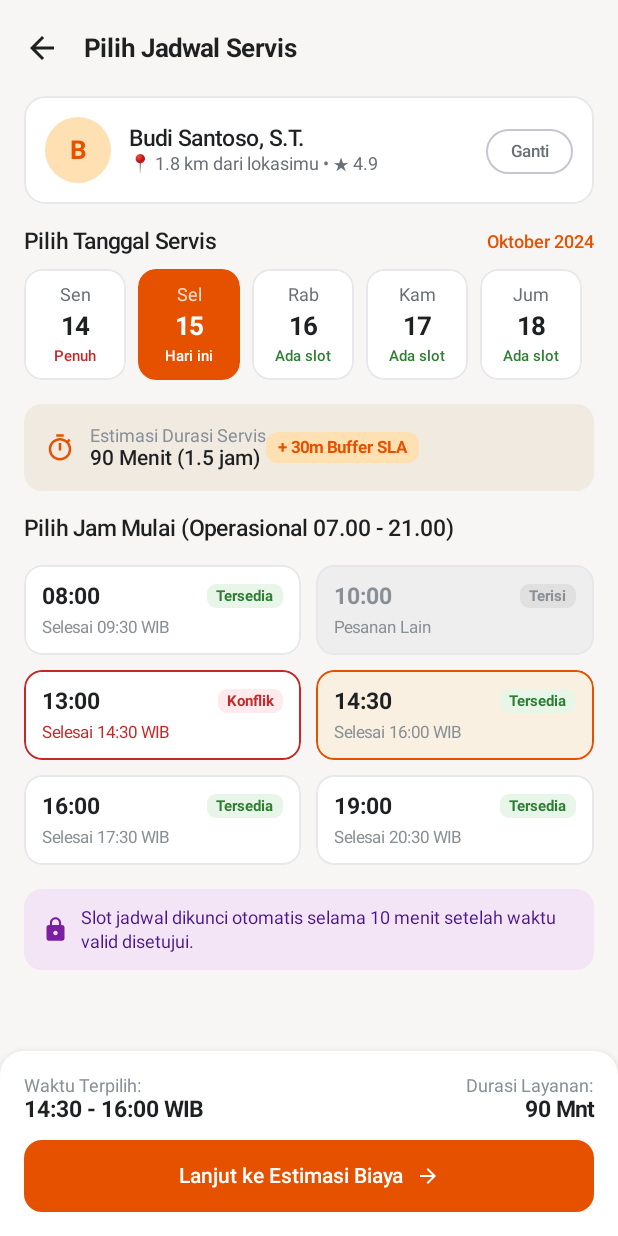
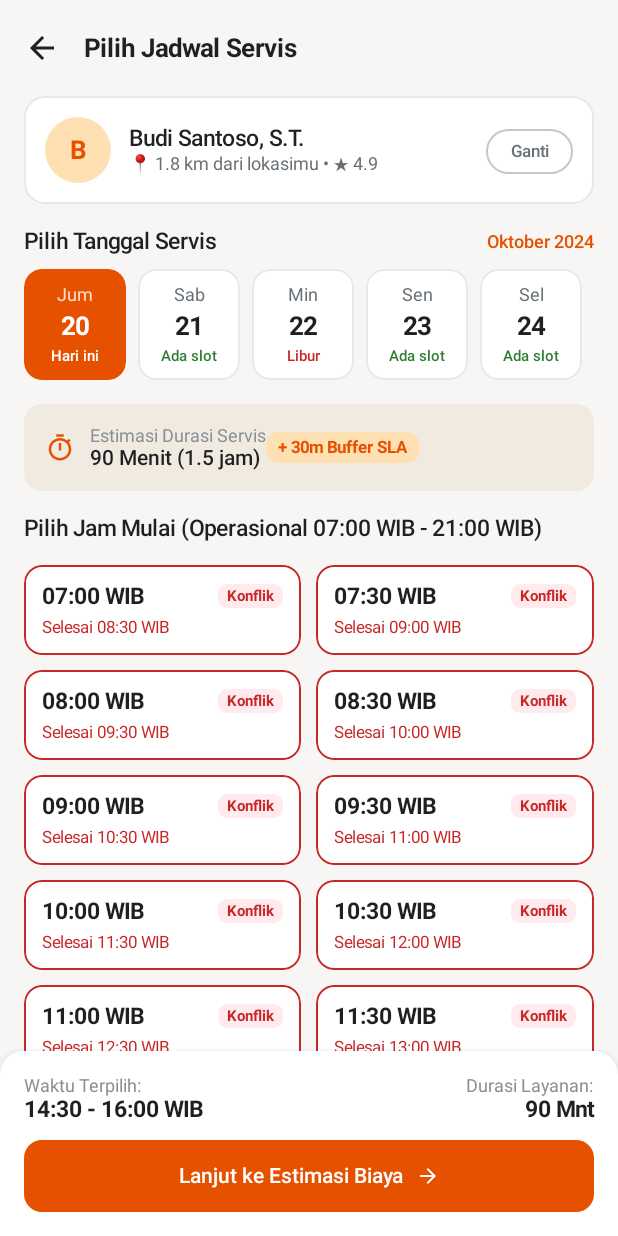
Before and after one commit to galihpraditya/Bantuin, an Android app built with Jetpack Compose: the ScheduleScreen screen opened through its navigation route, on a phone screen of 412 x 824 dp. Run offline under Robolectric (Android 15) with nearby library versions, the phone set to English and light mode, and no system bars.

Commit message:
feat(ui): implement dynamic calendar dates, slot generation and slot locking in ScheduleScreen

```diff
--- a/app/src/main/java/id/bantuin/app/ui/customer/OrderFlowManager.kt
+++ b/app/src/main/java/id/bantuin/app/ui/customer/OrderFlowManager.kt
@@ -45,7 +45,7 @@ class OrderFlowManager {
             notes = orderNotes,
             customerLocation = customerLocation,
             customerAddress = customerAddress,
-            distanceKm = 1.8,
+            distanceKm = currentEstimate?.distanceKm ?: 1.8,
             costEstimate = currentEstimate,
             lockInfo = currentLock
         )
--- a/app/src/main/java/id/bantuin/app/ui/customer/schedule/ScheduleScreen.kt
+++ b/app/src/main/java/id/bantuin/app/ui/customer/schedule/ScheduleScreen.kt
@@ -13,6 +13,7 @@ import androidx.compose.foundation.layout.Spacer
 import androidx.compose.foundation.layout.fillMaxSize
 import androidx.compose.foundation.layout.fillMaxWidth
 import androidx.compose.foundation.layout.height
+import androidx.compose.foundation.layout.heightIn
 import androidx.compose.foundation.layout.padding
 import androidx.compose.foundation.layout.size
 import androidx.compose.foundation.layout.width
@@ -46,6 +47,7 @@ import androidx.compose.runtime.getValue
 import androidx.compose.runtime.mutableIntStateOf
 import androidx.compose.runtime.mutableStateOf
 import androidx.compose.runtime.remember
+import androidx.compose.runtime.rememberCoroutineScope
 import androidx.compose.runtime.setValue
 import androidx.compose.ui.Alignment
 import androidx.compose.ui.Modifier
@@ -58,6 +60,7 @@ import id.bantuin.app.core.util.TimeUtils
 import id.bantuin.app.data.fake.FakeData
 import id.bantuin.app.domain.model.AvailabilityMode
 import id.bantuin.app.domain.model.ConflictReason
+import kotlinx.coroutines.launch
 import id.bantuin.app.domain.model.DayAvailability
 import id.bantuin.app.domain.model.TimeBlock
 import id.bantuin.app.domain.usecase.scheduling.SchedulingConflictDetector
@@ -80,54 +83,105 @@ import id.bantuin.app.ui.theme.TextSecondary
 @Composable
 fun ScheduleScreen(
     orderFlow: OrderFlowManager,
+    repository: id.bantuin.app.data.repository.FakeBantuinRepository,
     onNavigateBack: () -> Unit,
     onContinueToEstimate: () -> Unit,
     modifier: Modifier = Modifier
 ) {
+    val scope = rememberCoroutineScope()
     val detector = remember { SchedulingConflictDetector() }
     val provider = orderFlow.selectedProvider ?: FakeData.providers.first()
     val service = orderFlow.selectedService ?: FakeData.services.first()
 
-    // Mitra ketersediaan & existing blok
-    val dayAvailability = remember {
-        DayAvailability(dayOfWeek = 2, mode = AvailabilityMode.ON, openMin = 420, closeMin = 1260)
+    // 7 hari kalender dinamis mulai dari hari ini (WIB)
+    val today = remember { java.time.LocalDate.now() }
+    val dynamicDates = remember(today) {
+        (0..6).map { i ->
+            val d = today.plusDays(i.toLong())
+            val dayName = when (d.dayOfWeek.value) {
+                1 -> "Sen"
+                2 -> "Sel"
+                3 -> "Rab"
+                4 -> "Kam"
+                5 -> "Jum"
+                6 -> "Sab"
+                else -> "Min"
             }
-    val existingBlocks = remember {
-        listOf(
-            TimeBlock(600, 690), // 10:00 - 11:30
-            TimeBlock(720, 825)  // 12:00 - 13:45 (berbenturan dengan 13:00)
+            Triple(dayName, "${d.dayOfMonth}", d)
+        }
+    }
+    var selectedDateIdx by remember { mutableIntStateOf(0) }
+    val selectedDate = dynamicDates[selectedDateIdx].third
+    val selectedDateIso = remember(selectedDate) { selectedDate.toString() }
+    val dayOfWeekIso = remember(selectedDate) { selectedDate.dayOfWeek.value }
+
+    // Memuat ketersediaan & blok sibuk dari repositori secara dinamis
+    var providerAvailability by remember { mutableStateOf<List<DayAvailability>>(emptyList()) }
+    var existingBlocks by remember { mutableStateOf<List<TimeBlock>>(emptyList()) }
+
+    androidx.compose.runtime.LaunchedEffect(provider.providerId, selectedDateIso) {
+        val availRes = repository.availability(provider.providerId)
+        if (availRes is id.bantuin.app.core.result.AppResult.Success) {
+            providerAvailability = availRes.data
+        }
+        val busyRes = repository.busyBlocks(provider.providerId, selectedDateIso)
+        if (busyRes is id.bantuin.app.core.result.AppResult.Success) {
+            existingBlocks = busyRes.data
+        }
+    }
+
+    val currentDayAvailability = remember(providerAvailability, dayOfWeekIso) {
+        providerAvailability.find { it.dayOfWeek == dayOfWeekIso } ?: DayAvailability(
+            dayOfWeek = dayOfWeekIso,
+            mode = AvailabilityMode.ON,
+            openMin = 480,
+            closeMin = 1020
         )
     }
 
-    // Pilihan tanggal
-    val dates = listOf(
-        Triple("Sen", "14", "Penuh"),
-        Triple("Sel", "15", "Ada slot"), // Hari ini
-        Triple("Rab", "16", "Ada slot"),
-        Triple("Kam", "17", "Ada slot"),
-        Triple("Jum", "18", "Ada slot")
-    )
-    var selectedDateIdx by remember { mutableIntStateOf(1) } // Default Sel 15
+    // Pembangkitan slot jam berdasarkan jam kerja mitra
+    val availableSlots = remember(currentDayAvailability, service.durationMin) {
+        when (currentDayAvailability.mode) {
+            AvailabilityMode.OFF -> emptyList()
+            AvailabilityMode.ALWAYS_ON -> {
+                (480..1260 step 60).map { min -> min to TimeUtils.formatMinuteOfDay(min) }
+            }
+            AvailabilityMode.ON -> {
+                val start = currentDayAvailability.openMin ?: 480
+                val end = (currentDayAvailability.closeMin ?: 1020) - service.durationMin
+                if (start <= end) {
+                    (start..end step 30).map { min -> min to TimeUtils.formatMinuteOfDay(min) }
+                } else {
+                    listOf(480 to "08:00", 600 to "10:00", 780 to "13:00", 870 to "14:30")
+                }
+            }
+        }
+    }
 
-    // Pilihan slot jam: menit sejak 00:00 WIB
-    val availableSlots = listOf(
-        480 to "08:00",
-        600 to "10:00", // Terisi
-        780 to "13:00", // Konflik! (780..900 beririsan dengan 720..825)
-        870 to "14:30", // Valid (Cepat)
-        960 to "16:00", // Valid
-        1140 to "19:00" // Valid
-    )
     var selectedStartMin by remember { mutableIntStateOf(orderFlow.selectedStartMin) }
 
+    androidx.compose.runtime.LaunchedEffect(availableSlots) {
+        if (availableSlots.isNotEmpty() && availableSlots.none { it.first == selectedStartMin }) {
+            selectedStartMin = availableSlots.first().first
+        }
+    }
+
     // Evaluasi F3 Conflict Detector secara dinamis
-    val slotCheckResult = remember(selectedStartMin, service.durationMin) {
+    val isSelectedDateToday = selectedDateIdx == 0
+    val nowMin = remember(isSelectedDateToday) {
+        if (isSelectedDateToday) {
+            val now = java.time.LocalTime.now()
+            now.hour * 60 + now.minute
+        } else null
+    }
+
+    val slotCheckResult = remember(selectedStartMin, service.durationMin, currentDayAvailability, existingBlocks, nowMin) {
         detector.check(
             requestedStartMin = selectedStartMin,
             durationMin = service.durationMin,
-            day = dayAvailability,
+            day = currentDayAvailability,
             existing = existingBlocks,
-            nowMin = null // null agar tidak bentrok waktu lampau dalam simulasi
+            nowMin = nowMin
         )
     }
 
@@ -202,9 +256,20 @@ fun ScheduleScreen(
 
                     Button(
                         onClick = {
+                            scope.launch {
+                                val lockRes = repository.acquireLock(
+                                    providerId = provider.providerId,
+                                    startMin = selectedStartMin,
+                                    endMin = selectedStartMin + service.durationMin
+                                )
+                                if (lockRes is id.bantuin.app.core.result.AppResult.Success) {
+                                    orderFlow.currentLock = lockRes.data
+                                }
                                 orderFlow.selectedStartMin = selectedStartMin
                                 orderFlow.selectedDurationMin = service.durationMin
+                                orderFlow.selectedDateIso = selectedDateIso
                                 onContinueToEstimate()
+                            }
                         },
                         enabled = slotCheckResult.valid,
                         colors = ButtonDefaults.buttonColors(
@@ -323,11 +388,15 @@ fun ScheduleScreen(
                             .horizontalScroll(rememberScrollState()),
                         horizontalArrangement = Arrangement.spacedBy(8.dp)
                     ) {
-                        dates.forEachIndexed { index, (dayName, dateNum, note) ->
+                        dynamicDates.forEachIndexed { index, (dayName, dateNum, d) ->
                             val isSelected = selectedDateIdx == index
+                            val dayAvail = providerAvailability.find { it.dayOfWeek == d.dayOfWeek.value }
+                            val isOff = dayAvail?.mode == AvailabilityMode.OFF
+                            val note = if (index == 0) "Hari ini" else if (isOff) "Libur" else "Ada slot"
                             Card(
                                 modifier = Modifier
                                     .width(68.dp)
+                                    .heightIn(min = 68.dp)
                                     .clip(RoundedCornerShape(12.dp))
                                     .clickable { selectedDateIdx = index },
                                 shape = RoundedCornerShape(12.dp),
@@ -356,9 +425,9 @@ fun ScheduleScreen(
                                     )
                                     Spacer(modifier = Modifier.height(4.dp))
                                     Text(
-                                        text = if (index == 1) "Hari ini" else note,
+                                        text = note,
                                         style = MaterialTheme.typography.labelSmall.copy(fontSize = 10.sp),
-                                        color = if (isSelected) Color.White else if (note == "Penuh") RedError else GreenSuccess
+                                        color = if (isSelected) Color.White else if (isOff) RedError else GreenSuccess
                                     )
                                 }
                             }
@@ -420,14 +489,45 @@ fun ScheduleScreen(
 
             // 4. Grid Slot Waktu Mulai
             item {
+                val operText = when (currentDayAvailability.mode) {
+                    AvailabilityMode.OFF -> "Mitra Libur"
+                    AvailabilityMode.ALWAYS_ON -> "Operasional 24 Jam"
+                    AvailabilityMode.ON -> "Operasional ${TimeUtils.formatMinuteOfDay(currentDayAvailability.openMin ?: 480)} - ${TimeUtils.formatMinuteOfDay(currentDayAvailability.closeMin ?: 1020)}"
+                }
                 Text(
-                    text = "Pilih Jam Mulai (Operasional 07.00 - 21.00)",
+                    text = "Pilih Jam Mulai ($operText)",
                     style = MaterialTheme.typography.titleMedium,
                     color = TextPrimary
                 )
             }
 
             item {
+                if (availableSlots.isEmpty()) {
+                    Card(
+                        modifier = Modifier.fillMaxWidth(),
+                        shape = RoundedCornerShape(12.dp),
+                        colors = CardDefaults.cardColors(containerColor = NeutralSurface)
+                    ) {
+                        Column(
+                            modifier = Modifier
+                                .fillMaxWidth()
+                                .padding(24.dp),
+                            horizontalAlignment = Alignment.CenterHorizontally
+                        ) {
+                            Text(
+                                text = "Tidak Ada Slot Tersedia",
+                                style = MaterialTheme.typography.titleSmall,
+                                color = TextPrimary
+                            )
+                            Spacer(modifier = Modifier.height(4.dp))
+                            Text(
+                                text = "Mitra tidak membuka jadwal pada hari ini. Silakan pilih tanggal lain.",
+                                style = MaterialTheme.typography.bodySmall,
+                                color = TextSecondary
+                            )
+                        }
+                    }
+                } else {
                     val chunkedSlots = availableSlots.chunked(2)
                     Column(verticalArrangement = Arrangement.spacedBy(10.dp)) {
                         chunkedSlots.forEach { pair ->
@@ -437,19 +537,23 @@ fun ScheduleScreen(
                             ) {
                                 pair.forEach { (min, label) ->
                                     val isSelected = selectedStartMin == min
-                                val isFilled = min == 600 // 10:00 simulasi terisi
-                                val isConflict = min == 780 // 13:00 simulasi konflik
+                                    val check = detector.check(
+                                        requestedStartMin = min,
+                                        durationMin = service.durationMin,
+                                        day = currentDayAvailability,
+                                        existing = existingBlocks,
+                                        nowMin = nowMin
+                                    )
+                                    val isConflict = !check.valid
 
                                     TimeSlotItem(
                                         timeLabel = label,
                                         finishLabel = "Selesai ${TimeUtils.formatMinuteOfDay(min + service.durationMin)}",
                                         isSelected = isSelected,
-                                    isFilled = isFilled,
+                                        isFilled = false,
                                         isConflict = isConflict,
                                         onClick = {
-                                        if (!isFilled) {
                                             selectedStartMin = min
-                                        }
                                         },
                                         modifier = Modifier.weight(1f)
                                     )
@@ -458,9 +562,10 @@ fun ScheduleScreen(
                         }
                     }
                 }
+            }
 
             // 5. Kartu Peringatan Konflik Jadwal (F3 Conflict Detector)
-            if (!slotCheckResult.valid && slotCheckResult.reason == ConflictReason.OVERLAP) {
+            if (!slotCheckResult.valid) {
                 item {
                     ConflictAlertCard(
                         slotCheckResult = slotCheckResult,
--- a/app/src/main/java/id/bantuin/app/ui/navigation/NavGraph.kt
+++ b/app/src/main/java/id/bantuin/app/ui/navigation/NavGraph.kt
@@ -161,6 +161,7 @@ fun BantuinNavGraph(
             composable(Routes.SCHEDULE_SELECT) {
                 ScheduleScreen(
                     orderFlow = orderFlow,
+                    repository = repository,
                     onNavigateBack = { navController.popBackStack() },
                     onContinueToEstimate = {
                         navController.navigate(Routes.ESTIMATE_ORDER)
```
Lines whose indentation alone changed are shown as unchanged.
